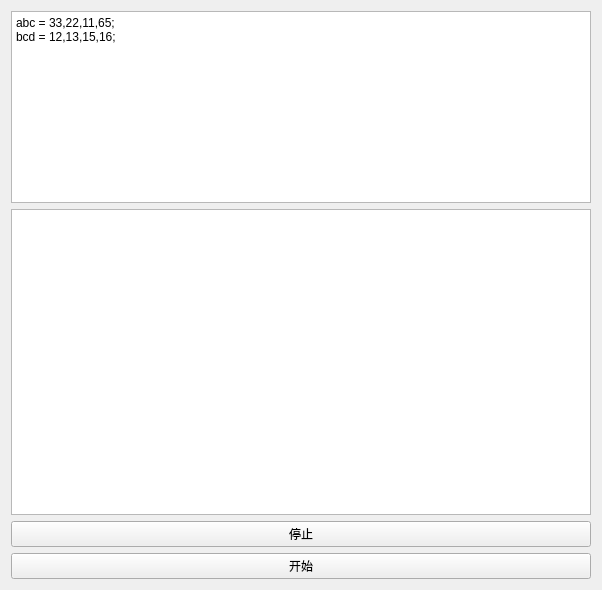
This is src/SmartContorl/SmartContorlUI.ui in BeQuiet1228/FreeCAD as Qt 5 draws it before an edit. The edited form follows.
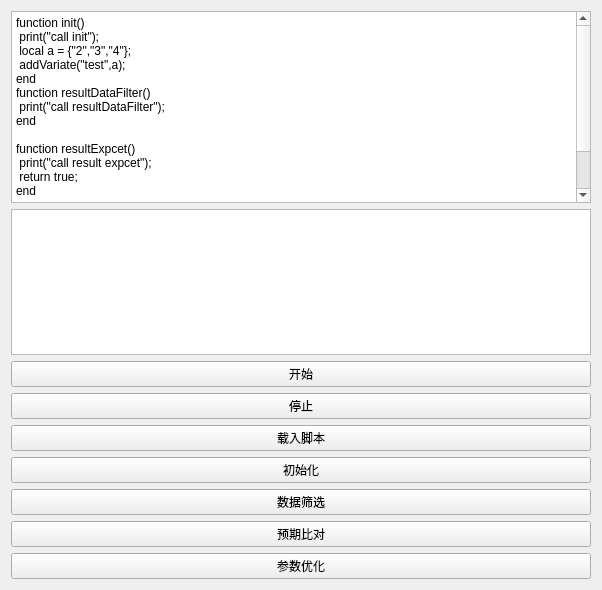
This is the edited form.

Commit message: 完成脚本交互流程

The edit to the form file:
```diff
--- a/src/SmartContorl/SmartContorlUI.ui
+++ b/src/SmartContorl/SmartContorlUI.ui
@@ -27,21 +27,29 @@
 &lt;html&gt;&lt;head&gt;&lt;meta name=&quot;qrichtext&quot; content=&quot;1&quot; /&gt;&lt;style type=&quot;text/css&quot;&gt;
 p, li { white-space: pre-wrap; }
 &lt;/style&gt;&lt;/head&gt;&lt;body style=&quot; font-family:'SimSun'; font-size:9pt; font-weight:400; font-style:normal;&quot;&gt;
-&lt;p style=&quot; margin-top:0px; margin-bottom:0px; margin-left:0px; margin-right:0px; -qt-block-indent:0; text-indent:0px;&quot;&gt;abc = 33,22,11,65;&lt;/p&gt;
-&lt;p style=&quot; margin-top:0px; margin-bottom:0px; margin-left:0px; margin-right:0px; -qt-block-indent:0; text-indent:0px;&quot;&gt;bcd = 12,13,15,16;&lt;/p&gt;&lt;/body&gt;&lt;/html&gt;</string>
+&lt;p style=&quot; margin-top:0px; margin-bottom:0px; margin-left:0px; margin-right:0px; -qt-block-indent:0; text-indent:0px;&quot;&gt;function init()&lt;/p&gt;
+&lt;p style=&quot; margin-top:0px; margin-bottom:0px; margin-left:0px; margin-right:0px; -qt-block-indent:0; text-indent:0px;&quot;&gt; print(&amp;quot;call init&amp;quot;);&lt;/p&gt;
+&lt;p style=&quot; margin-top:0px; margin-bottom:0px; margin-left:0px; margin-right:0px; -qt-block-indent:0; text-indent:0px;&quot;&gt; local a = {&amp;quot;2&amp;quot;,&amp;quot;3&amp;quot;,&amp;quot;4&amp;quot;};&lt;/p&gt;
+&lt;p style=&quot; margin-top:0px; margin-bottom:0px; margin-left:0px; margin-right:0px; -qt-block-indent:0; text-indent:0px;&quot;&gt; addVariate(&amp;quot;test&amp;quot;,a);&lt;/p&gt;
+&lt;p style=&quot; margin-top:0px; margin-bottom:0px; margin-left:0px; margin-right:0px; -qt-block-indent:0; text-indent:0px;&quot;&gt;end&lt;/p&gt;
+&lt;p style=&quot; margin-top:0px; margin-bottom:0px; margin-left:0px; margin-right:0px; -qt-block-indent:0; text-indent:0px;&quot;&gt;function resultDataFilter()&lt;/p&gt;
+&lt;p style=&quot; margin-top:0px; margin-bottom:0px; margin-left:0px; margin-right:0px; -qt-block-indent:0; text-indent:0px;&quot;&gt; print(&amp;quot;call resultDataFilter&amp;quot;);&lt;/p&gt;
+&lt;p style=&quot; margin-top:0px; margin-bottom:0px; margin-left:0px; margin-right:0px; -qt-block-indent:0; text-indent:0px;&quot;&gt;end&lt;/p&gt;
+&lt;p style=&quot;-qt-paragraph-type:empty; margin-top:0px; margin-bottom:0px; margin-left:0px; margin-right:0px; -qt-block-indent:0; text-indent:0px;&quot;&gt;&lt;br /&gt;&lt;/p&gt;
+&lt;p style=&quot; margin-top:0px; margin-bottom:0px; margin-left:0px; margin-right:0px; -qt-block-indent:0; text-indent:0px;&quot;&gt;function resultExpcet()&lt;/p&gt;
+&lt;p style=&quot; margin-top:0px; margin-bottom:0px; margin-left:0px; margin-right:0px; -qt-block-indent:0; text-indent:0px;&quot;&gt; print(&amp;quot;call result expcet&amp;quot;);&lt;/p&gt;
+&lt;p style=&quot; margin-top:0px; margin-bottom:0px; margin-left:0px; margin-right:0px; -qt-block-indent:0; text-indent:0px;&quot;&gt; return true;&lt;/p&gt;
+&lt;p style=&quot; margin-top:0px; margin-bottom:0px; margin-left:0px; margin-right:0px; -qt-block-indent:0; text-indent:0px;&quot;&gt;end&lt;/p&gt;
+&lt;p style=&quot;-qt-paragraph-type:empty; margin-top:0px; margin-bottom:0px; margin-left:0px; margin-right:0px; -qt-block-indent:0; text-indent:0px;&quot;&gt;&lt;br /&gt;&lt;/p&gt;
+&lt;p style=&quot; margin-top:0px; margin-bottom:0px; margin-left:0px; margin-right:0px; -qt-block-indent:0; text-indent:0px;&quot;&gt;function optimize()&lt;/p&gt;
+&lt;p style=&quot; margin-top:0px; margin-bottom:0px; margin-left:0px; margin-right:0px; -qt-block-indent:0; text-indent:0px;&quot;&gt; print(&amp;quot;call optimize&amp;quot;);&lt;/p&gt;
+&lt;p style=&quot; margin-top:0px; margin-bottom:0px; margin-left:0px; margin-right:0px; -qt-block-indent:0; text-indent:0px;&quot;&gt;end&lt;/p&gt;&lt;/body&gt;&lt;/html&gt;</string>
      </property>
     </widget>
    </item>
    <item>
     <widget class="QListWidget" name="listWidget"/>
    </item>
-   <item>
-    <widget class="QPushButton" name="pushButton_2">
-     <property name="text">
-      <string>停止</string>
-     </property>
-    </widget>
-   </item>
    <item>
     <widget class="QPushButton" name="pushButton">
      <property name="text">
@@ -49,6 +57,48 @@
      </property>
     </widget>
    </item>
+   <item>
+    <widget class="QPushButton" name="pushButton_2">
+     <property name="text">
+      <string>停止</string>
+     </property>
+    </widget>
+   </item>
+   <item>
+    <widget class="QPushButton" name="pushButton_3">
+     <property name="text">
+      <string>载入脚本</string>
+     </property>
+    </widget>
+   </item>
+   <item>
+    <widget class="QPushButton" name="pushButton_4">
+     <property name="text">
+      <string>初始化</string>
+     </property>
+    </widget>
+   </item>
+   <item>
+    <widget class="QPushButton" name="pushButton_5">
+     <property name="text">
+      <string>数据筛选</string>
+     </property>
+    </widget>
+   </item>
+   <item>
+    <widget class="QPushButton" name="pushButton_6">
+     <property name="text">
+      <string>预期比对</string>
+     </property>
+    </widget>
+   </item>
+   <item>
+    <widget class="QPushButton" name="pushButton_7">
+     <property name="text">
+      <string>参数优化</string>
+     </property>
+    </widget>
+   </item>
   </layout>
  </widget>
  <resources/>
```
The commit also changes 14 other files.
